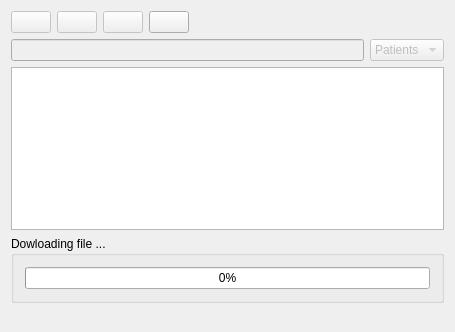
Above: Plugins/org.mitk.gui.qt.xnat/src/internal/QmitkXnatTreeBrowserViewControls.ui from MITK/MITK before the change. Below: the same form after it.
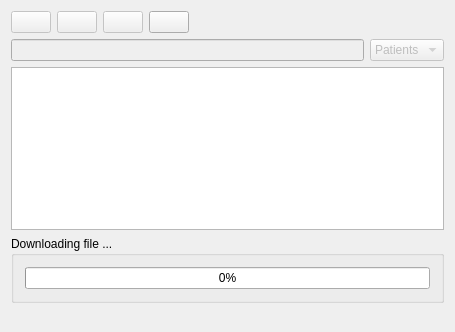
That is the form after the change. Icons and pictures are not drawn. Custom widgets are drawn as their Qt base class.

```diff
--- a/Plugins/org.mitk.gui.qt.xnat/src/internal/QmitkXnatTreeBrowserViewControls.ui
+++ b/Plugins/org.mitk.gui.qt.xnat/src/internal/QmitkXnatTreeBrowserViewControls.ui
@@ -189,7 +189,7 @@
    <item>
     <widget class="QGroupBox" name="groupBox">
      <property name="title">
-      <string>Dowloading file ...</string>
+      <string>Downloading file ...</string>
      </property>
      <layout class="QVBoxLayout" name="verticalLayout_3">
       <item>
```
